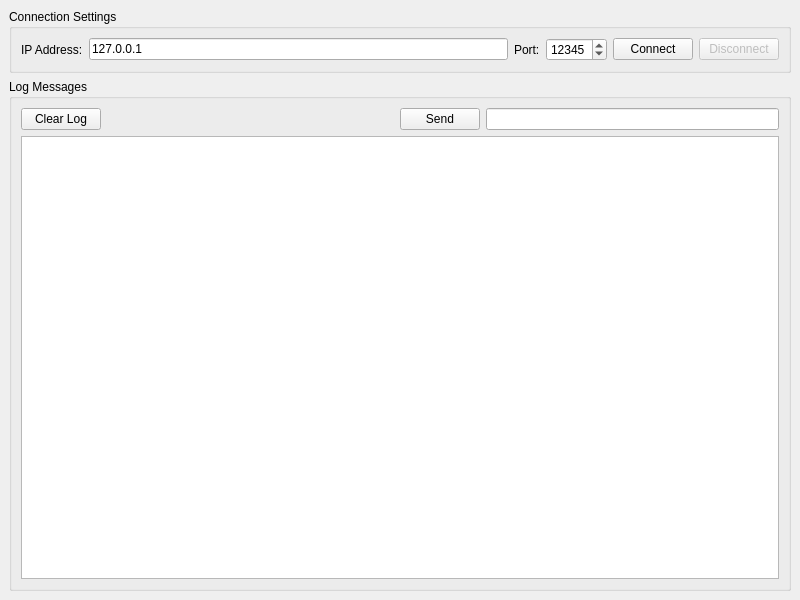
Qt form MainWindow.ui (FDzerzhinsky/Qt_AngleRegressor) before a commit.
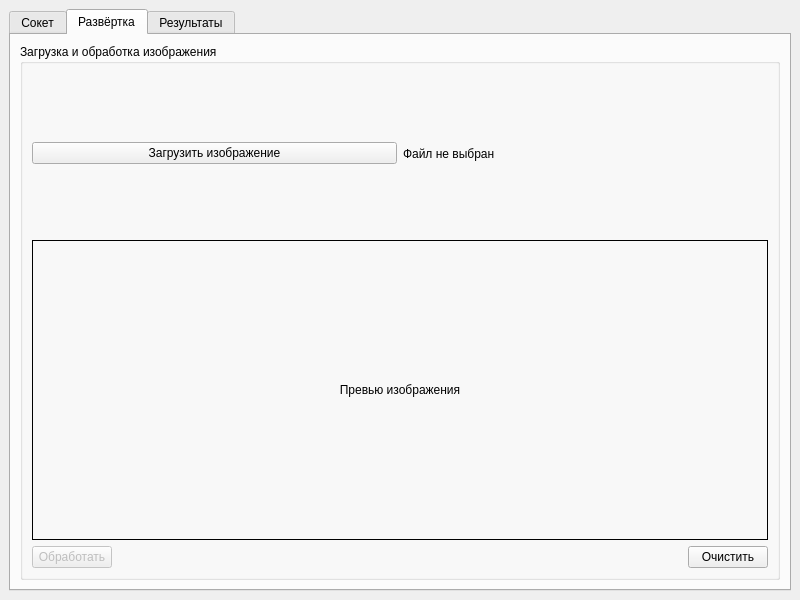
The same form after that commit. The open tabs and pages were chosen to show the change.

Commit message: Добавил вкладки на основную форму и инструмент загрузки фото

The edit to the form file:
```diff
--- a/MainWindow.ui
+++ b/MainWindow.ui
@@ -14,7 +14,17 @@
 			<string>Vision System GUI</string>
 		</property>
 		<widget class="QWidget" name="centralWidget">
-			<layout class="QVBoxLayout" name="verticalLayout">
+   <layout class="QVBoxLayout" name="mainVerticalLayout">
+    <item>
+     <widget class="QTabWidget" name="tabWidget">
+      <property name="currentIndex">
+       <number>0</number>
+      </property>
+      <widget class="QWidget" name="socketTab">
+       <attribute name="title">
+        <string>Сокет</string>
+       </attribute>
+       <layout class="QVBoxLayout" name="socketTabLayout">
 				<item>
 					<widget class="QGroupBox" name="connectionGroupBox">
 						<property name="title">
@@ -123,6 +133,114 @@
 								</widget>
 							</item>
 						</layout>
+         </widget>
+        </item>
+       </layout>
+      </widget>
+      <widget class="QWidget" name="imageTab">
+       <attribute name="title">
+        <string>Развёртка</string>
+       </attribute>
+       <layout class="QVBoxLayout" name="imageTabLayout">
+        <item>
+         <widget class="QGroupBox" name="imageGroupBox">
+          <property name="title">
+           <string>Загрузка и обработка изображения</string>
+          </property>
+          <layout class="QVBoxLayout" name="imageGroupLayout">
+           <item>
+            <layout class="QHBoxLayout" name="imageControlsLayout">
+             <item>
+              <widget class="QPushButton" name="loadImageButton">
+               <property name="text">
+                <string>Загрузить изображение</string>
+               </property>
+              </widget>
+             </item>
+             <item>
+              <widget class="QLabel" name="imagePathLabel">
+               <property name="text">
+                <string>Файл не выбран</string>
+               </property>
+              </widget>
+             </item>
+            </layout>
+           </item>
+           <item>
+            <widget class="QLabel" name="imagePreviewLabel">
+             <property name="minimumSize">
+              <size>
+               <width>400</width>
+               <height>300</height>
+              </size>
+             </property>
+             <property name="frameShape">
+              <enum>QFrame::Shape::Box</enum>
+             </property>
+             <property name="text">
+              <string>Превью изображения</string>
+             </property>
+             <property name="alignment">
+              <set>Qt::AlignmentFlag::AlignCenter</set>
+             </property>
+            </widget>
+           </item>
+           <item>
+            <layout class="QHBoxLayout" name="imageActionsLayout">
+             <item>
+              <widget class="QPushButton" name="processImageButton">
+               <property name="enabled">
+                <bool>false</bool>
+               </property>
+               <property name="text">
+                <string>Обработать</string>
+               </property>
+              </widget>
+             </item>
+             <item>
+              <spacer name="imageActionsSpacer">
+               <property name="orientation">
+                <enum>Qt::Orientation::Horizontal</enum>
+               </property>
+               <property name="sizeHint" stdset="0">
+                <size>
+                 <width>40</width>
+                 <height>20</height>
+                </size>
+               </property>
+              </spacer>
+             </item>
+             <item>
+              <widget class="QPushButton" name="clearImageButton">
+               <property name="text">
+                <string>Очистить</string>
+               </property>
+              </widget>
+             </item>
+            </layout>
+           </item>
+          </layout>
+         </widget>
+        </item>
+       </layout>
+      </widget>
+      <widget class="QWidget" name="resultsTab">
+       <attribute name="title">
+        <string>Результаты</string>
+       </attribute>
+       <layout class="QVBoxLayout" name="resultsTabLayout">
+        <item>
+         <widget class="QLabel" name="resultsLabel">
+          <property name="text">
+           <string>Здесь будут отображаться результаты обработки</string>
+          </property>
+          <property name="alignment">
+           <set>Qt::AlignmentFlag::AlignCenter</set>
+          </property>
+         </widget>
+        </item>
+       </layout>
+      </widget>
 					</widget>
 				</item>
 			</layout>
```
Left out of the diff: 10 changed lines with no effect on the pictures. Lines whose indentation alone changed are shown as unchanged. The commit also changes 5 other files.
